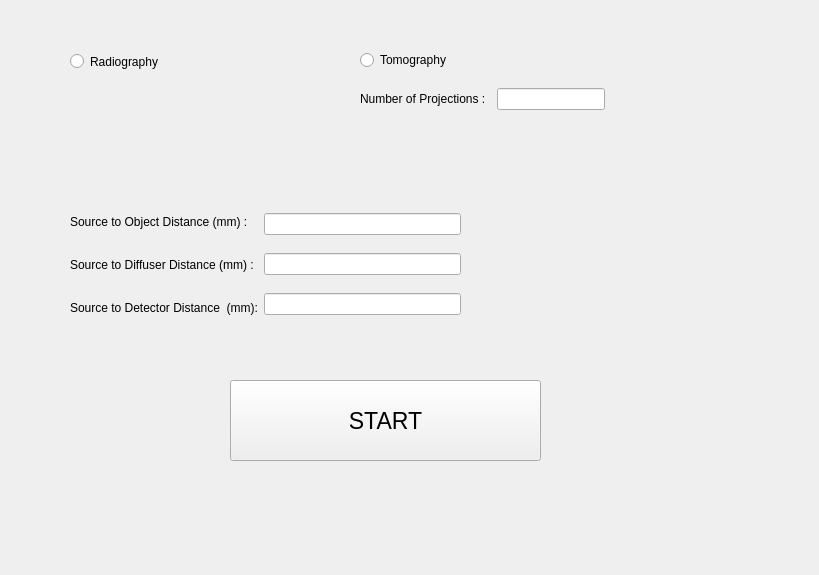
This is Setup.ui in SomayehSaghamanesh/SBIsim as Qt 5 draws it before an edit. The edited form follows.
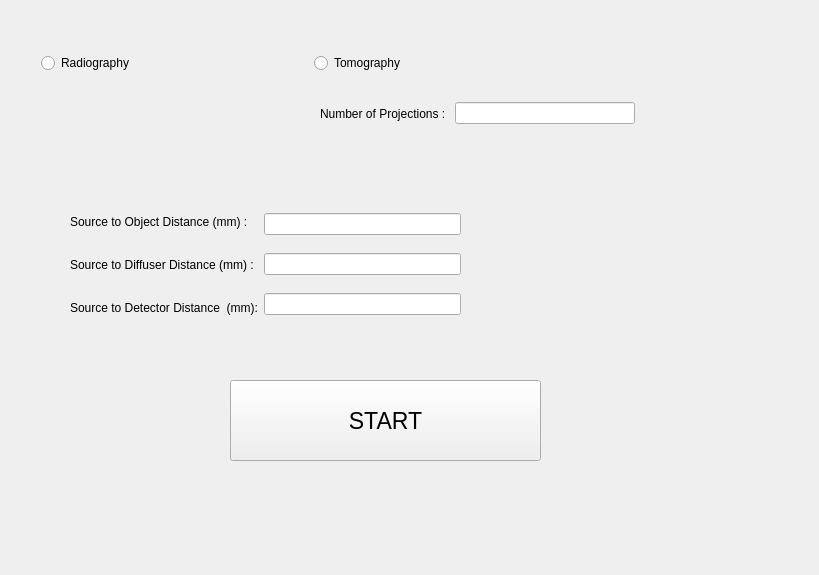
This is the edited form.

Commit message: Added ImageExporter class + diffuser and object classes completed.

What changed in the file:
```diff
--- a/Setup.ui
+++ b/Setup.ui
@@ -13,22 +13,6 @@
   <property name="windowTitle">
    <string>Form</string>
   </property>
-  <widget class="QRadioButton" name="radioButton_Radiography">
-   <property name="geometry">
-    <rect>
-     <x>70</x>
-     <y>50</y>
-     <width>112</width>
-     <height>23</height>
-    </rect>
-   </property>
-   <property name="toolTip">
-    <string>Radiography</string>
-   </property>
-   <property name="text">
-    <string>Radiography</string>
-   </property>
-  </widget>
   <widget class="QPushButton" name="pushButton_Start">
    <property name="geometry">
     <rect>
@@ -115,19 +99,54 @@
     </item>
    </layout>
   </widget>
-  <widget class="QWidget" name="layoutWidget">
+  <widget class="QWidget" name="">
    <property name="geometry">
     <rect>
-     <x>360</x>
-     <y>50</y>
-     <width>327</width>
-     <height>114</height>
+     <x>320</x>
+     <y>100</y>
+     <width>315</width>
+     <height>27</height>
     </rect>
    </property>
-   <layout class="QVBoxLayout" name="verticalLayout_2">
+   <layout class="QHBoxLayout" name="horizontalLayout">
+    <item>
+     <widget class="QLabel" name="label_NumProj">
+      <property name="toolTip">
+       <string>Number of Projections</string>
+      </property>
+      <property name="text">
+       <string>Number of Projections : </string>
+      </property>
+     </widget>
+    </item>
+    <item>
+     <widget class="QLineEdit" name="lineEdit_NumProj"/>
+    </item>
+   </layout>
+  </widget>
+  <widget class="QWidget" name="">
+   <property name="geometry">
+    <rect>
+     <x>41</x>
+     <y>51</y>
+     <width>386</width>
+     <height>25</height>
+    </rect>
+   </property>
+   <layout class="QHBoxLayout" name="horizontalLayout_3">
     <property name="spacing">
-     <number>18</number>
+     <number>160</number>
     </property>
+    <item>
+     <widget class="QRadioButton" name="radioButton_Radiography">
+      <property name="toolTip">
+       <string>Radiography</string>
+      </property>
+      <property name="text">
+       <string>Radiography</string>
+      </property>
+     </widget>
+    </item>
     <item>
      <widget class="QRadioButton" name="radioButton_Tomography">
       <property name="toolTip">
@@ -138,33 +157,6 @@
       </property>
      </widget>
     </item>
-    <item>
-     <layout class="QFormLayout" name="formLayout">
-      <property name="verticalSpacing">
-       <number>15</number>
-      </property>
-      <item row="0" column="0">
-       <layout class="QHBoxLayout" name="horizontalLayout">
-        <property name="spacing">
-         <number>8</number>
-        </property>
-        <item>
-         <widget class="QLabel" name="label_NumProj">
-          <property name="toolTip">
-           <string>Number of Projections</string>
-          </property>
-          <property name="text">
-           <string>Number of Projections : </string>
-          </property>
-         </widget>
-        </item>
-        <item>
-         <widget class="QLineEdit" name="lineEdit_NumProj"/>
-        </item>
-       </layout>
-      </item>
-     </layout>
-    </item>
    </layout>
   </widget>
  </widget>
```
The commit also changes 18 other files.
